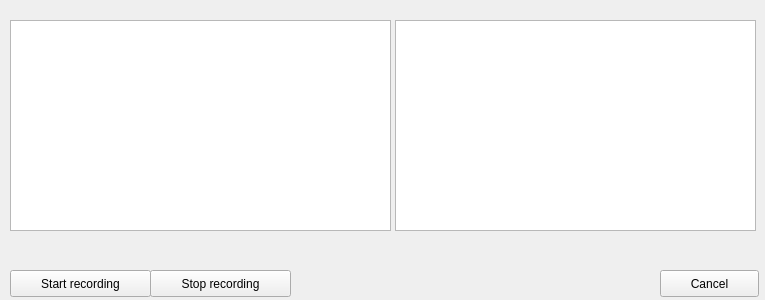
Before: the Qt Designer form qt/liveaudio.ui in colquittlab/behavior_controller, drawn with Qt 5.
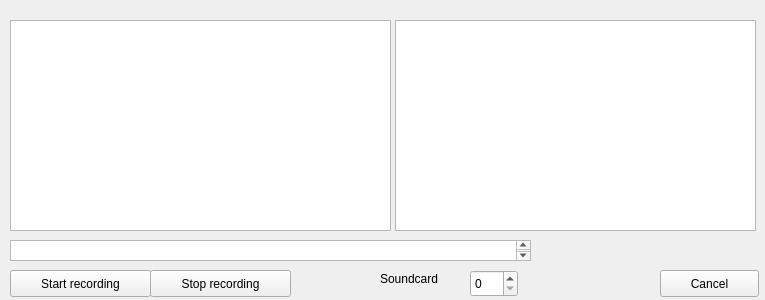
After: the same form once the commit is applied.

```diff
--- a/qt/liveaudio.ui
+++ b/qt/liveaudio.ui
@@ -62,6 +62,39 @@
     </rect>
    </property>
   </widget>
+  <widget class="QSpinBox" name="soundcard_idx">
+   <property name="geometry">
+    <rect>
+     <x>470</x>
+     <y>270</y>
+     <width>48</width>
+     <height>27</height>
+    </rect>
+   </property>
+  </widget>
+  <widget class="QLabel" name="label">
+   <property name="geometry">
+    <rect>
+     <x>380</x>
+     <y>270</y>
+     <width>81</width>
+     <height>17</height>
+    </rect>
+   </property>
+   <property name="text">
+    <string>Soundcard</string>
+   </property>
+  </widget>
+  <widget class="QTextBrowser" name="textBrowser">
+   <property name="geometry">
+    <rect>
+     <x>10</x>
+     <y>240</y>
+     <width>521</width>
+     <height>21</height>
+    </rect>
+   </property>
+  </widget>
   <widget class="QGraphicsView" name="graphicsView">
    <property name="geometry">
     <rect>
```
